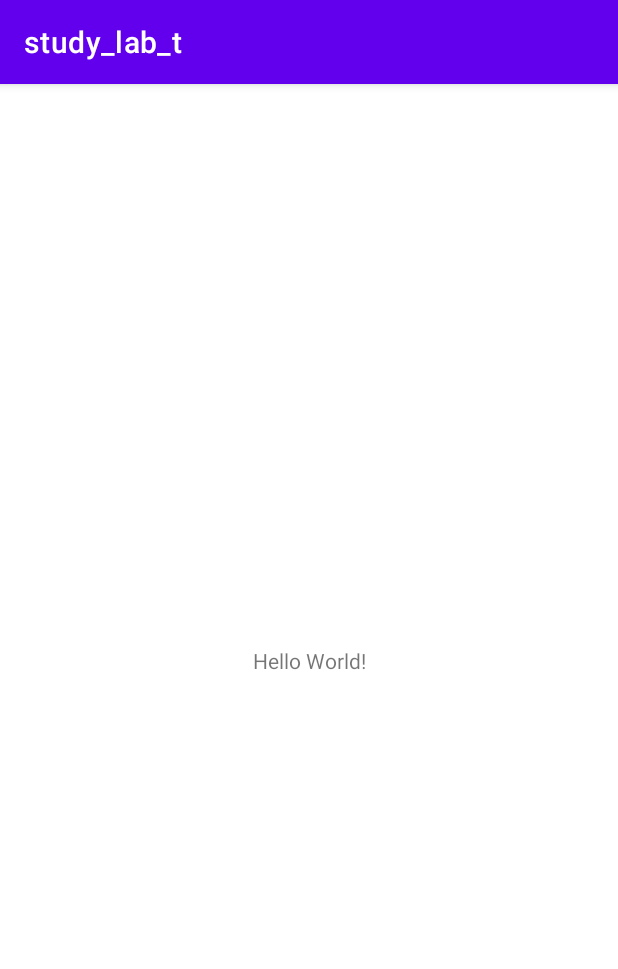
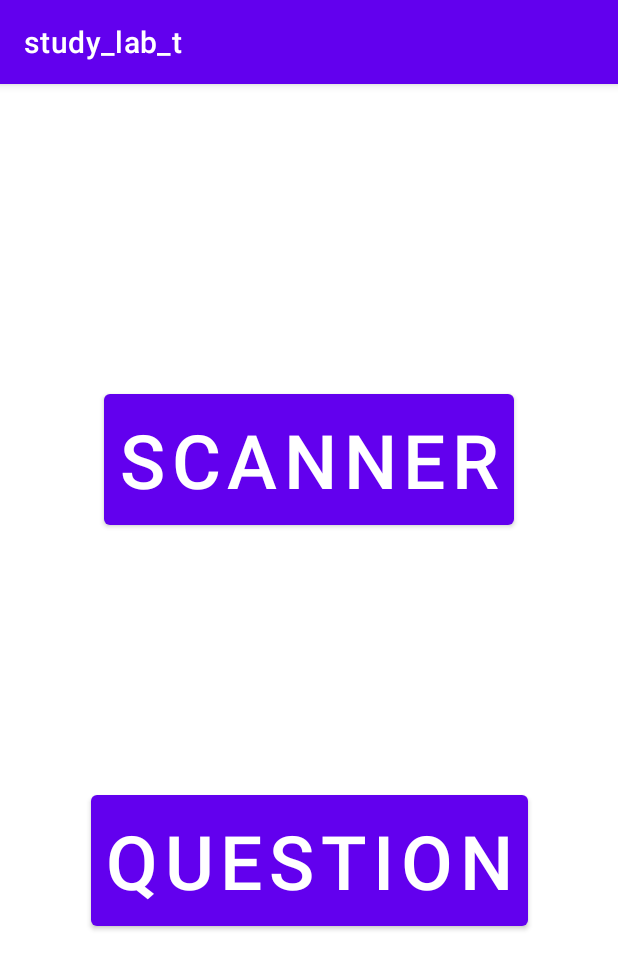
Before and after one commit to developer-ssss/study_lab_t, an Android app: the screen it shows after launch (MainActivity), on a phone screen of 412 x 824 dp. Shown: the top 969 px of the screen. Run offline under Robolectric (Android 15) with nearby library versions, the phone set to English and light mode, and no system bars; our stand-ins replace Firebase (no records; nobody signed in at launch, a user with empty details on screens opened directly).

Commit message:
scanner (ing)

```diff
--- /dev/null
+++ b/app/src/main/java/com/studylab/study_lab_t/HomeFragment.java
@@ -0,0 +1,50 @@
+package com.studylab.study_lab_t;
+
+import android.os.Bundle;
+
+import androidx.annotation.NonNull;
+import androidx.annotation.Nullable;
+import androidx.fragment.app.Fragment;
+import androidx.navigation.fragment.NavHostFragment;
+
+import android.view.LayoutInflater;
+import android.view.View;
+import android.view.ViewGroup;
+import android.widget.Button;
+
+import com.studylab.study_lab_t.databinding.FragmentHomeBinding;
+
+public class HomeFragment extends Fragment {
+    private FragmentHomeBinding binding;
+    private Button bt_scanner;
+    private Button bt_question;
+
+    public HomeFragment() {
+    }
+
+    @Override
+    public void onCreate(Bundle savedInstanceState) {
+        super.onCreate(savedInstanceState);
+
+    }
+
+    @Override
+    public View onCreateView(LayoutInflater inflater, ViewGroup container,
+                             Bundle savedInstanceState) {
+        binding = FragmentHomeBinding.inflate(inflater, container, false);
+        bt_scanner = binding.homeBtScanner;
+        bt_question = binding.homeBtQuestion;
+        return binding.getRoot();
+    }
+
+    @Override
+    public void onViewCreated(@NonNull View view, @Nullable Bundle savedInstanceState) {
+        super.onViewCreated(view, savedInstanceState);
+        bt_scanner.setOnClickListener(new View.OnClickListener() {
+            @Override
+            public void onClick(View view) {
+                NavHostFragment.findNavController(HomeFragment.this).navigate(R.id.action_homeFragment_to_scannerFragment);
+            }
+        });
+    }
+}
--- a/app/src/main/java/com/studylab/study_lab_t/MainActivity.java
+++ b/app/src/main/java/com/studylab/study_lab_t/MainActivity.java
@@ -4,11 +4,18 @@ import androidx.appcompat.app.AppCompatActivity;
 
 import android.os.Bundle;
 
+import com.studylab.study_lab_t.datasource.FirebaseDataSource;
+import com.studylab.study_lab_t.repository.UserRepository;
+
 public class MainActivity extends AppCompatActivity {
+    UserRepository userRepository;
 
     @Override
     protected void onCreate(Bundle savedInstanceState) {
         super.onCreate(savedInstanceState);
+        FirebaseDataSource ds = new FirebaseDataSource();
+        userRepository = UserRepository.getInstance();
+        userRepository.setDataSource(ds);
         setContentView(R.layout.activity_main);
     }
 }
--- /dev/null
+++ b/app/src/main/java/com/studylab/study_lab_t/datasource/DataSource.java
@@ -0,0 +1,4 @@
+package com.studylab.study_lab_t.datasource;
+
+public interface DataSource {
+}
--- /dev/null
+++ b/app/src/main/java/com/studylab/study_lab_t/datasource/DataSourceCallback.java
@@ -0,0 +1,5 @@
+package com.studylab.study_lab_t.datasource;
+
+public interface DataSourceCallback<Result> {
+    void onComplete(Result result);
+}
--- /dev/null
+++ b/app/src/main/java/com/studylab/study_lab_t/datasource/FirebaseDataSource.java
@@ -0,0 +1,7 @@
+package com.studylab.study_lab_t.datasource;
+
+import com.google.firebase.firestore.FirebaseFirestore;
+
+public class FirebaseDataSource implements DataSource{
+    private FirebaseFirestore db = FirebaseFirestore.getInstance();
+}
--- /dev/null
+++ b/app/src/main/java/com/studylab/study_lab_t/repository/UserRepository.java
@@ -0,0 +1,30 @@
+package com.studylab.study_lab_t.repository;
+
+import com.studylab.study_lab_t.model.User;
+import com.studylab.study_lab_t.datasource.DataSource;
+
+import java.util.HashMap;
+import java.util.Map;
+
+public class UserRepository {
+    private static volatile UserRepository INSTANCE = new UserRepository();
+    private DataSource dataSource;
+    private Map<String, User> userMap = new HashMap<>();
+    public static UserRepository getInstance(){return INSTANCE;}
+
+
+
+    public User getUser(String userId){
+        if(userMap.containsKey(userId))
+            return userMap.get(userId);
+        return null;
+    }
+
+    public void setDataSource(DataSource ds) {
+        this.dataSource = ds;
+    }
+
+    public interface UserRepositoryCallback<Result> {
+        void onComplete(Result result);
+    }
+}
--- a/app/src/main/res/layout/activity_main.xml
+++ b/app/src/main/res/layout/activity_main.xml
@@ -6,13 +6,18 @@
     android:layout_height="match_parent"
     tools:context=".MainActivity">
 
-    <TextView
-        android:layout_width="wrap_content"
-        android:layout_height="wrap_content"
-        android:text="Hello World!"
+    <fragment
+        android:id="@+id/nav_host_fragment"
+        android:name="androidx.navigation.fragment.NavHostFragment"
+        android:layout_width="0dp"
+        android:layout_height="0dp"
+        app:defaultNavHost="true"
         app:layout_constraintBottom_toBottomOf="parent"
         app:layout_constraintEnd_toEndOf="parent"
+        app:layout_constraintLeft_toLeftOf="parent"
+        app:layout_constraintRight_toRightOf="parent"
         app:layout_constraintStart_toStartOf="parent"
-        app:layout_constraintTop_toTopOf="parent" />
+        app:layout_constraintTop_toTopOf="parent"
+        app:navGraph="@navigation/nav_graph" />
 
 </androidx.constraintlayout.widget.ConstraintLayout>
--- /dev/null
+++ b/app/src/main/res/layout/fragment_home.xml
@@ -0,0 +1,41 @@
+<?xml version="1.0" encoding="utf-8"?>
+<androidx.constraintlayout.widget.ConstraintLayout xmlns:android="http://schemas.android.com/apk/res/android"
+    xmlns:tools="http://schemas.android.com/tools"
+    xmlns:app="http://schemas.android.com/apk/res-auto"
+    android:id="@+id/frameLayout"
+    android:layout_width="match_parent"
+    android:layout_height="match_parent"
+    tools:context=".HomeFragment">
+    <Button
+        android:id="@+id/home_bt_scanner"
+        android:layout_width="wrap_content"
+        android:layout_height="wrap_content"
+        android:text="scanner"
+        android:textColor="@color/white"
+        android:textSize="50dp"
+        android:padding="10dp"
+        app:layout_constraintBottom_toBottomOf="parent"
+        app:layout_constraintEnd_toEndOf="parent"
+        app:layout_constraintStart_toStartOf="parent"
+        app:layout_constraintTop_toTopOf="parent"
+        app:layout_constraintVertical_bias="0.3"
+        tools:ignore="MissingConstraints" />
+
+    <Button
+        android:id="@+id/home_bt_question"
+        android:layout_width="wrap_content"
+        android:layout_height="wrap_content"
+        android:gravity="center"
+        android:text="question"
+        android:textColor="@color/white"
+        android:textSize="50dp"
+        android:padding="10dp"
+        app:layout_constraintBottom_toBottomOf="parent"
+        app:layout_constraintEnd_toEndOf="parent"
+        app:layout_constraintStart_toStartOf="parent"
+        app:layout_constraintTop_toTopOf="parent"
+        app:layout_constraintVertical_bias="0.7"
+        tools:ignore="MissingConstraints" />
+
+
+</androidx.constraintlayout.widget.ConstraintLayout>
--- /dev/null
+++ b/app/src/main/res/layout/fragment_scanner.xml
@@ -0,0 +1,4 @@
+<?xml version="1.0" encoding="utf-8"?>
+<androidx.constraintlayout.widget.ConstraintLayout xmlns:android="http://schemas.android.com/apk/res/android"
+    android:layout_width="match_parent"
+    android:layout_height="match_parent" />
--- /dev/null
+++ b/app/src/main/res/navigation/nav_graph.xml
@@ -0,0 +1,23 @@
+<?xml version="1.0" encoding="utf-8"?>
+<navigation xmlns:android="http://schemas.android.com/apk/res/android"
+    xmlns:app="http://schemas.android.com/apk/res-auto"
+    xmlns:tools="http://schemas.android.com/tools"
+    android:id="@+id/nav_graph"
+    app:startDestination="@id/homeFragment">
+
+    <fragment
+        android:id="@+id/homeFragment"
+        android:name="com.studylab.study_lab_t.HomeFragment"
+        android:label="fragment_home"
+        tools:layout="@layout/fragment_home" >
+        <action
+            android:id="@+id/action_homeFragment_to_scannerFragment"
+            app:destination="@id/scannerFragment" />
+    </fragment>
+    <fragment
+        android:id="@+id/scannerFragment"
+        android:name="com.studylab.study_lab_t.scanner.ScannerFragment"
+        android:label="fragment_scanner"
+        tools:layout="@layout/fragment_scanner" />
+
+</navigation>
--- a/app/src/main/res/values/strings.xml
+++ b/app/src/main/res/values/strings.xml
@@ -1,3 +1,5 @@
 <resources>
     <string name="app_name">study_lab_t</string>
+    <!-- TODO: Remove or change this placeholder text -->
+    <string name="hello_blank_fragment">Hello blank fragment</string>
 </resources>
```
Also changed, not shown: app/build.gradle (+10 -0 lines), app/src/main/java/com/studylab/study_lab_t/model/Result.java (added, +44 -0 lines), app/src/main/java/com/studylab/study_lab_t/model/User.java (added, +48 -0 lines), app/src/main/java/com/studylab/study_lab_t/scanner/ScannerFragment.java (added, +73 -0 lines), app/src/main/java/com/studylab/study_lab_t/scanner/ScannerViewModel.java (added, +16 -0 lines), build.gradle (+7 -1 lines).
